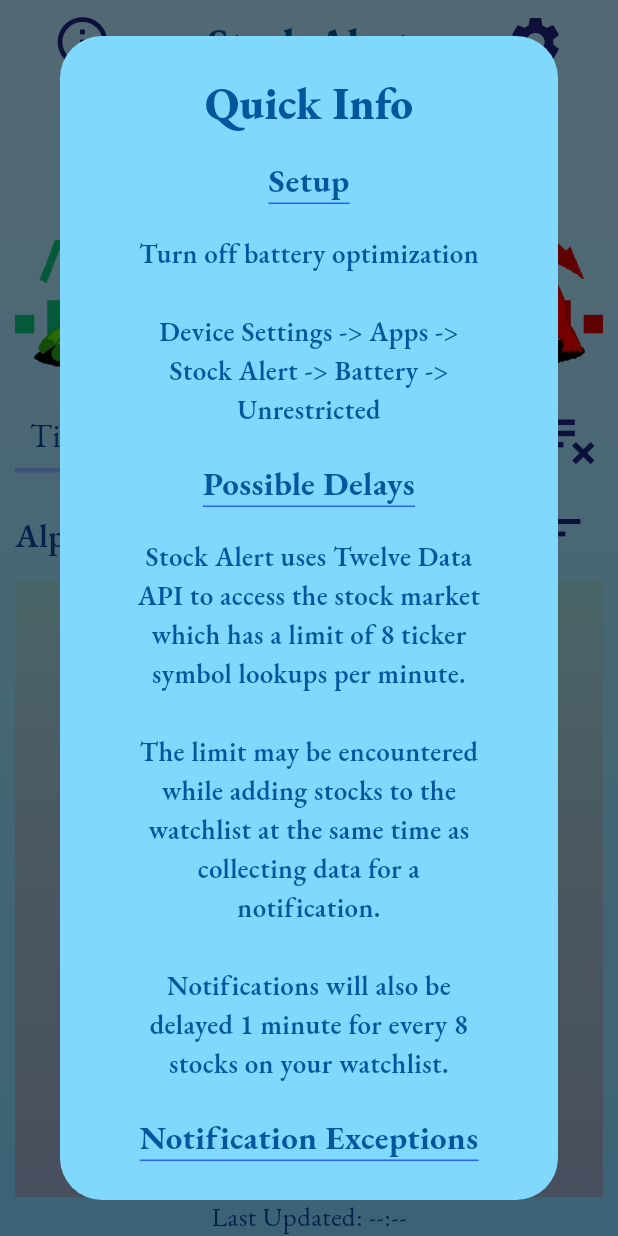
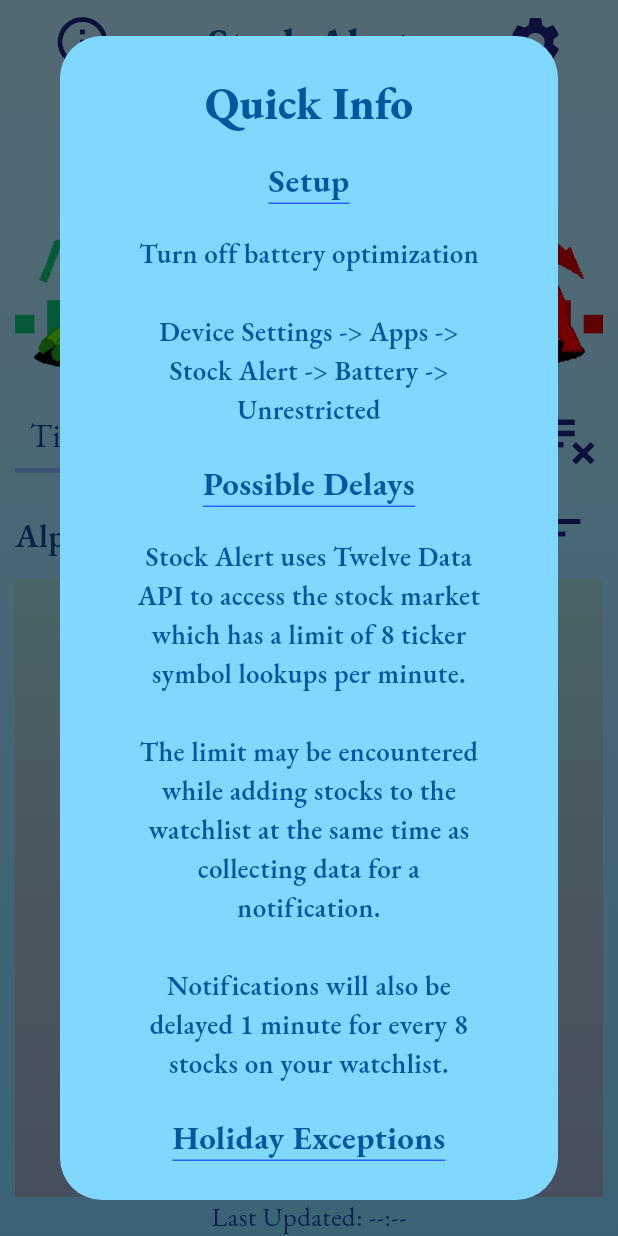
Before and after one commit to JoshMJohnson/Stock_Alert, a Flutter app: the screen it shows after launch, after a tap on the "info outline" icon, on a phone screen of 412 x 824 dp. Run offline on Flutter 3.47's test engine with Material 3 defaults, Android fonts, the light colour scheme and no system bars; our stand-ins replace awesome_notifications, shared_preferences, sqflite; missing offline and left inert: fading_edge_scrollview; accounts and stored records are empty.

Commit message:
Update home.dart

```diff
--- a/lib/pages/home.dart
+++ b/lib/pages/home.dart
@@ -341,13 +341,13 @@
         'Notifications will also be delayed 1 minute for every 8 stocks on your watchlist.';
 
     /* holiday notification deliveries when market is closed */
-    String section3Header = 'Notification Exceptions';
+    String section3Header = 'Holiday Exceptions';
     String section3Body =
         'Occasional holidays may not be registered for a closed market by Twelve Data API '
         'and may trigger a notification containing data from the last closing bell.';
 
     /* isActive ticker toggle on watchlist */
-    String section4Header = 'Ticker Symbol Tracking';
+    String section4Header = 'Ticker Tracking';
     String section4Body =
         'The switch on the left side of each stock on the watchlist '
         'determines if that ticker symbol will be included in the bear/bull notifications '
```
